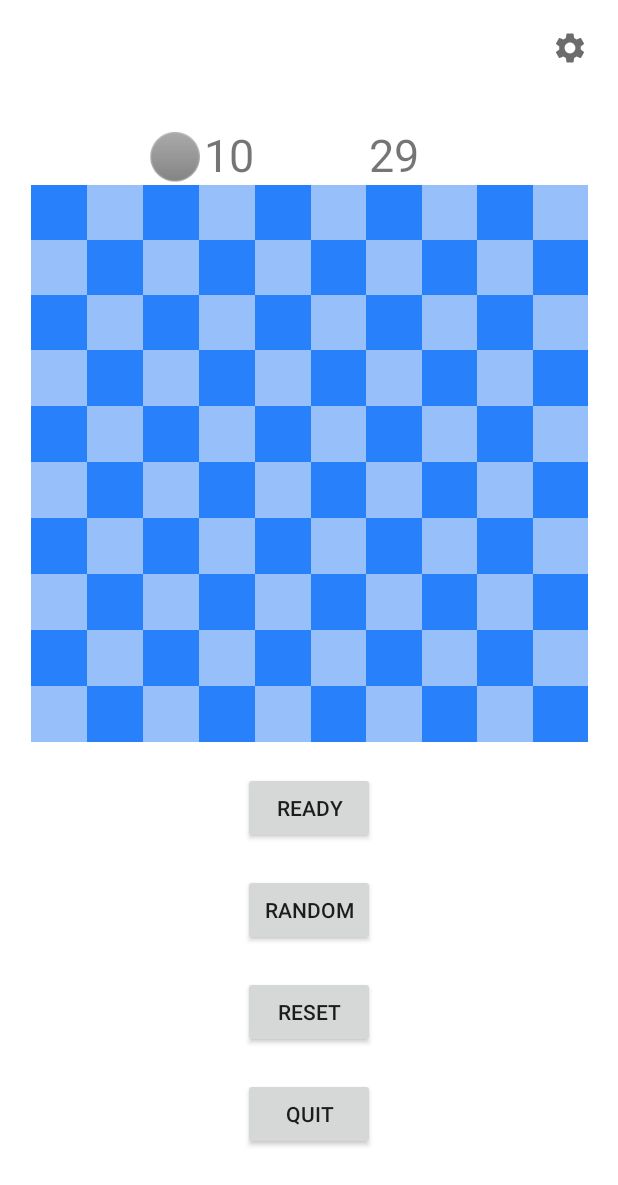
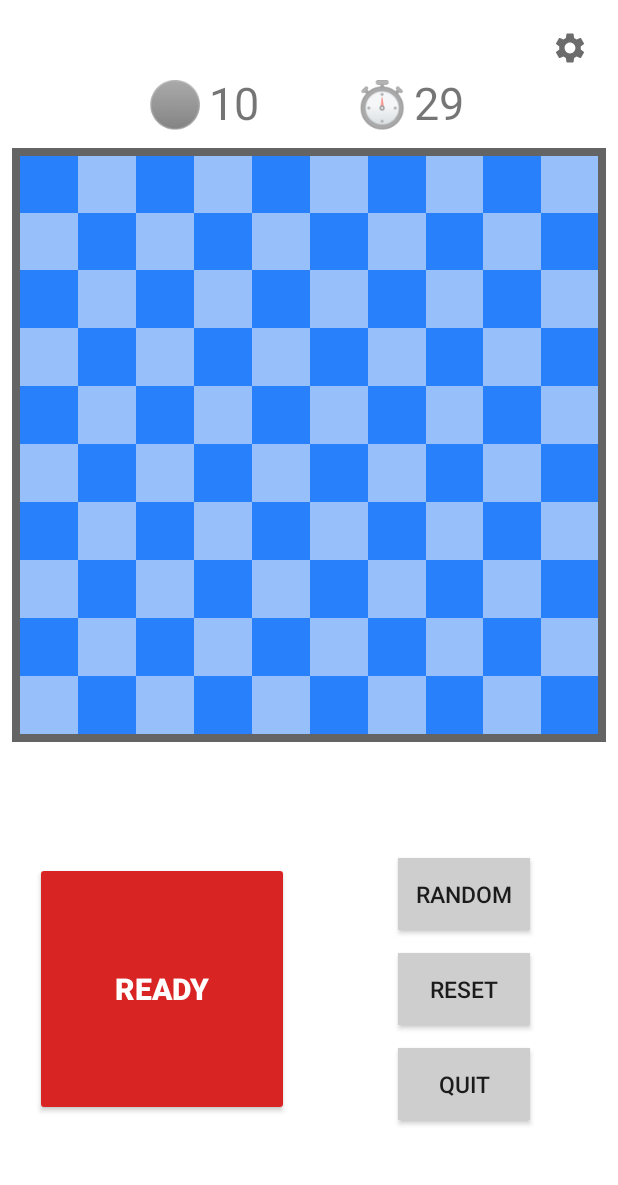
Before and after one commit to CS5520Summer2024Feinberg/final-project-finalproject-group11, an Android app: the BotDeployActivity screen opened directly, with no data from a screen before it, on a phone screen of 412 x 824 dp. Shown: the top 1185 px of the screen. Run offline under Robolectric (Android 15) with nearby library versions, the phone set to English and light mode, and no system bars; our stand-ins replace Firebase (no records; nobody signed in at launch, a user with empty details on screens opened directly).

Commit message:
Improve UI for deploy activity

```diff
--- a/app/src/main/res/layout/activity_bot_deploy.xml
+++ b/app/src/main/res/layout/activity_bot_deploy.xml
@@ -8,11 +8,26 @@
     android:background="#FFFFFF"
     tools:context=".BotDeployActivity">
 
+
+    <View
+        android:id="@+id/backgroundSquare"
+        android:layout_width="0dp"
+        android:layout_height="0dp"
+        android:background="@color/boarder_outline"
+        app:layout_constraintBottom_toBottomOf="@id/guideline_bottom"
+        app:layout_constraintEnd_toEndOf="parent"
+        app:layout_constraintStart_toStartOf="parent"
+        app:layout_constraintTop_toTopOf="@id/guideline_top"
+        app:layout_constraintDimensionRatio="1:1"
+        android:layout_margin="0dp" />
+
+
     <androidx.gridlayout.widget.GridLayout
         android:id="@+id/gridLayoutMinePlacement"
         android:layout_width="0dp"
         android:layout_height="0dp"
         android:padding="0dp"
+        android:layout_margin="5dp"
         app:alignmentMode="alignBounds"
         app:columnCount="10"
         app:layout_constraintBottom_toBottomOf="@id/guideline_bottom"
@@ -25,12 +40,13 @@
         <!-- Dynamically add buttons for the grid cells in the activity -->
     </androidx.gridlayout.widget.GridLayout>
 
+
     <androidx.constraintlayout.widget.Guideline
         android:id="@+id/guideline_top"
         android:layout_width="wrap_content"
         android:layout_height="wrap_content"
         android:orientation="horizontal"
-        app:layout_constraintGuide_percent="0.15" />
+        app:layout_constraintGuide_percent="0.12" />
 
     <androidx.constraintlayout.widget.Guideline
         android:id="@+id/guideline_bottom"
@@ -52,43 +68,63 @@
 
     <Button
         android:id="@+id/buttonReady"
-        android:layout_width="wrap_content"
-        android:layout_height="wrap_content"
-        android:layout_marginTop="20dp"
+        android:layout_width="0dp"
+        android:layout_height="0dp"
+        android:layout_marginTop="80dp"
+        android:layout_marginBottom="80dp"
+        android:backgroundTint="@color/button_red"
         android:text="Ready"
-        app:layout_constraintEnd_toEndOf="parent"
+        android:textColor="#FFFFFF"
+        android:textSize="20dp"
+        android:textStyle="bold"
+        app:layout_constraintBottom_toBottomOf="parent"
+        app:layout_constraintDimensionRatio="1:1"
+        app:layout_constraintEnd_toEndOf="@id/guidelineCenterH"
+        app:layout_constraintHorizontal_bias="0.64"
         app:layout_constraintStart_toStartOf="parent"
-        app:layout_constraintTop_toBottomOf="@id/guideline_bottom" />
+        app:layout_constraintTop_toTopOf="@id/guideline_bottom"
+        app:layout_constraintVertical_bias="0.0" />
 
-    <Button
-        android:id="@+id/buttonRandom"
-        android:layout_width="wrap_content"
-        android:layout_height="wrap_content"
-        android:layout_marginTop="20dp"
-        android:text="Random"
-        app:layout_constraintEnd_toEndOf="parent"
-        app:layout_constraintStart_toStartOf="parent"
-        app:layout_constraintTop_toBottomOf="@id/buttonReady" />
-
+<!--    this control other two-->
     <Button
         android:id="@+id/buttonReset"
         android:layout_width="wrap_content"
         android:layout_height="wrap_content"
-        android:layout_marginTop="20dp"
+        android:background="@color/button_three"
+
         android:text="Reset"
+        android:textSize="15dp"
+        app:layout_constraintBottom_toBottomOf="@id/buttonReady"
         app:layout_constraintEnd_toEndOf="parent"
-        app:layout_constraintStart_toStartOf="parent"
-        app:layout_constraintTop_toBottomOf="@id/buttonRandom" />
+        app:layout_constraintHorizontal_bias="0.5"
+        app:layout_constraintStart_toStartOf="@id/guidelineCenterH"
+        app:layout_constraintTop_toTopOf="@id/buttonReady" />
 
     <Button
         android:id="@+id/buttonQuit"
-        android:layout_width="wrap_content"
+        android:layout_width="0dp"
         android:layout_height="wrap_content"
-        android:layout_marginTop="20dp"
+        android:background="@color/button_three"
+        android:layout_marginTop="15dp"
         android:text="Quit"
-        app:layout_constraintEnd_toEndOf="parent"
-        app:layout_constraintStart_toStartOf="parent"
-        app:layout_constraintTop_toBottomOf="@id/buttonReset" />
+        android:textSize="15dp"
+
+        app:layout_constraintStart_toStartOf="@id/buttonReset"
+        app:layout_constraintEnd_toEndOf="@id/buttonReset"
+        app:layout_constraintTop_toBottomOf="@+id/buttonReset" />
+
+    <Button
+        android:id="@+id/buttonRandom"
+        android:layout_width="0dp"
+        android:layout_height="wrap_content"
+        android:layout_marginBottom="15dp"
+        android:text="Random"
+        android:textSize="15dp"
+
+        android:background="@color/button_three"
+        app:layout_constraintStart_toStartOf="@id/buttonReset"
+        app:layout_constraintEnd_toEndOf="@id/buttonReset"
+        app:layout_constraintBottom_toTopOf="@+id/buttonReset" />
 
     <TextView
         android:id="@+id/mineIcon"
@@ -97,28 +133,41 @@
         android:text="\u26AB"
         android:layout_marginRight="0dp"
         android:textSize="30sp"
-        app:layout_constraintBottom_toTopOf="@id/guideline_top"
+        app:layout_constraintBottom_toBottomOf="@id/mineLeftTextView"
         app:layout_constraintEnd_toStartOf="@id/mineLeftTextView" />
 
     <TextView
         android:id="@+id/mineLeftTextView"
         android:layout_width="40dp"
+        android:layout_marginBottom="10dp"
         android:layout_height="wrap_content"
         android:text="10"
+        android:gravity="center"
         android:textSize="30sp"
         android:layout_marginRight="30dp"
         app:layout_constraintBottom_toTopOf="@id/guideline_top"
         app:layout_constraintEnd_toStartOf="@+id/guidelineCenterH" />
 
+
+    <TextView
+        android:id="@+id/bigCountdownIcon"
+        android:layout_width="wrap_content"
+        android:layout_height="wrap_content"
+        android:layout_marginLeft="30dp"
+        android:text="⏱️"
+        android:textSize="30sp"
+        app:layout_constraintBottom_toBottomOf="@id/mineLeftTextView"
+        app:layout_constraintStart_toEndOf="@+id/guidelineCenterH" />
+
     <TextView
         android:id="@+id/countdownTextView"
         android:layout_width="wrap_content"
         android:layout_height="wrap_content"
-        android:layout_marginLeft="40dp"
+        android:layout_marginLeft="2dp"
         android:text="10"
         android:textSize="30sp"
-        app:layout_constraintBottom_toTopOf="@id/guideline_top"
-        app:layout_constraintStart_toEndOf="@+id/guidelineCenterH" />
+        app:layout_constraintBottom_toBottomOf="@id/mineLeftTextView"
+        app:layout_constraintStart_toEndOf="@+id/bigCountdownIcon" />
 
     <androidx.constraintlayout.widget.Guideline
         android:id="@+id/guidelineCenterH"
```
